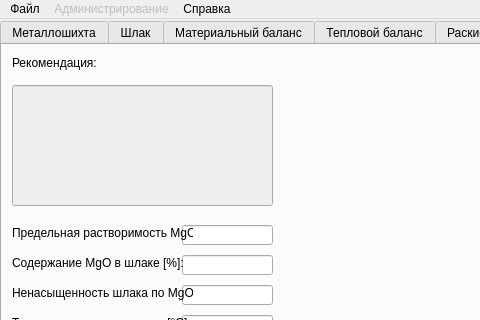
This is GUI/OperForm.ui in DeppaRet/SteelmakingConverter as Qt 5 draws it before an edit; both pictures show x 0 to 480 and y 0 to 320 of the 993 by 670 pixel window. The edited form follows.
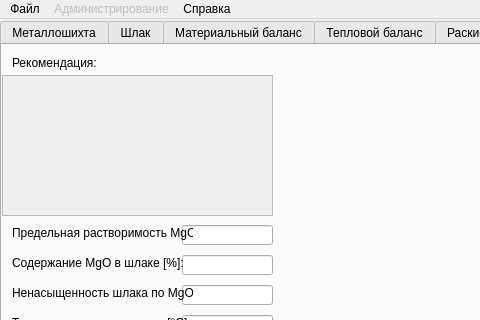
This is the edited form. The open tabs and pages were chosen to show the change. Icons and pictures are not drawn.

Diff of the .ui file:
```diff
--- a/GUI/OperForm.ui
+++ b/GUI/OperForm.ui
@@ -3612,19 +3612,6 @@
        <string>Потеря массы футеровки:</string>
       </property>
      </widget>
-     <widget class="QLineEdit" name="recomendation">
-      <property name="enabled">
-       <bool>false</bool>
-      </property>
-      <property name="geometry">
-       <rect>
-        <x>10</x>
-        <y>40</y>
-        <width>261</width>
-        <height>121</height>
-       </rect>
-      </property>
-     </widget>
      <widget class="QLabel" name="label_56">
       <property name="geometry">
        <rect>
@@ -3638,6 +3625,19 @@
        <string>Рекомендация:</string>
       </property>
      </widget>
+     <widget class="QPlainTextEdit" name="recomendation">
+      <property name="enabled">
+       <bool>false</bool>
+      </property>
+      <property name="geometry">
+       <rect>
+        <x>0</x>
+        <y>30</y>
+        <width>271</width>
+        <height>141</height>
+       </rect>
+      </property>
+     </widget>
     </widget>
    </widget>
   </widget>
```
Left out of the diff: 2 changed lines with no effect on the pictures.
